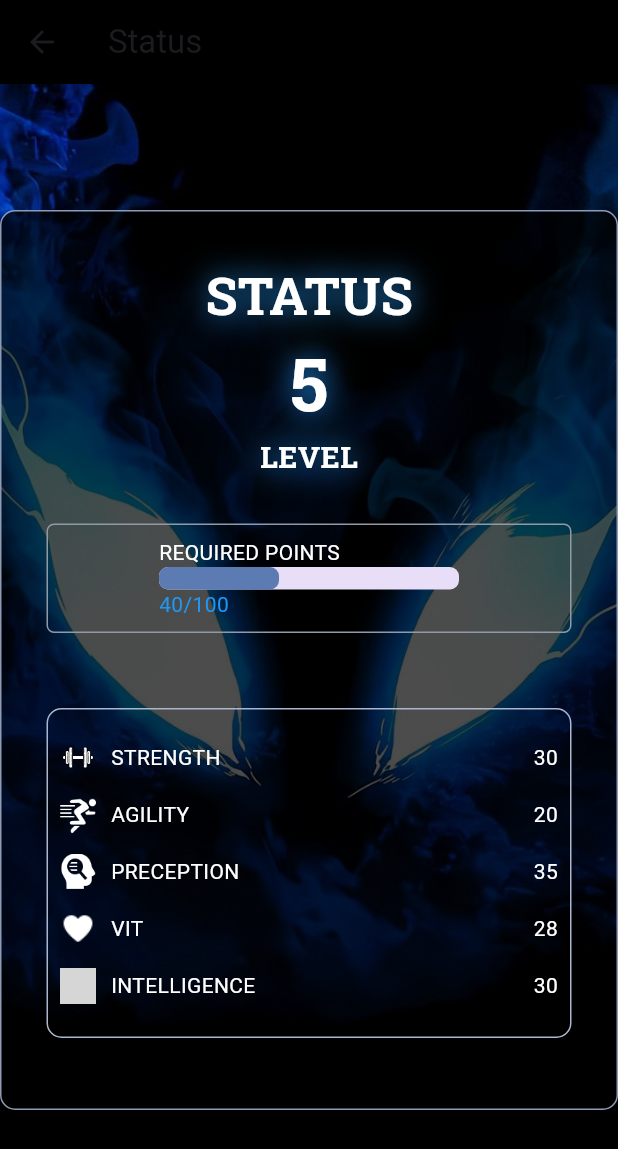
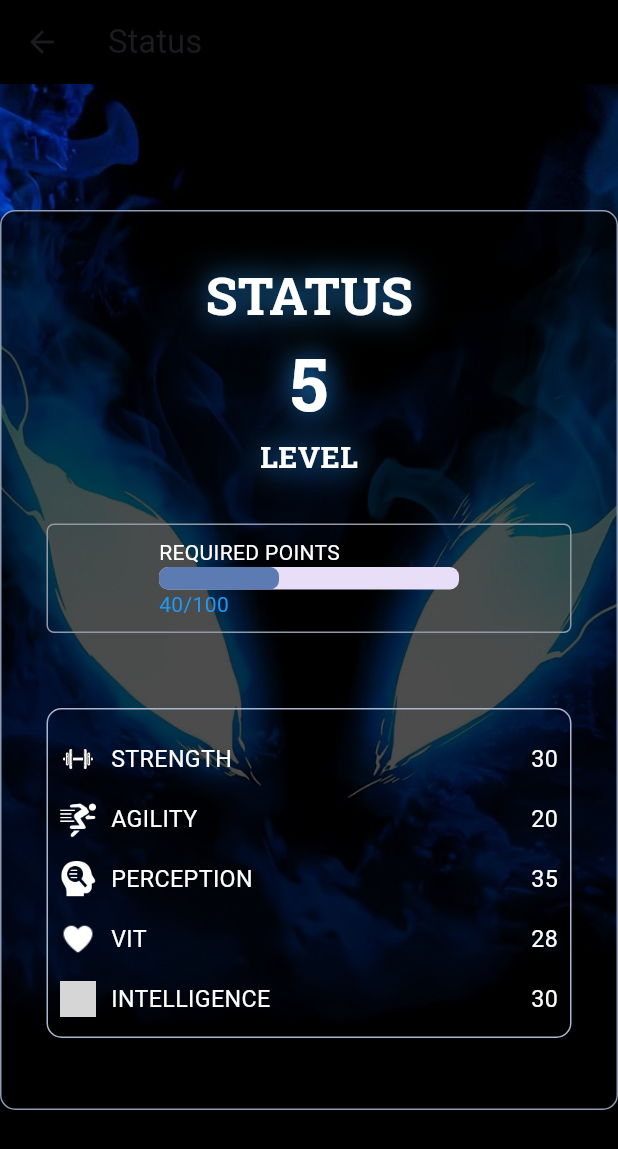
Before and after one commit to Parth-11/ShadowRank, a Flutter app: the StatusPage screen opened by its route, on a phone screen of 412 x 824 dp. Shown: the top 1149 px of the screen. Run offline on Flutter 3.47's test engine with Material 3 defaults, Android fonts, the phone set to English and light mode, and no system bars; our stand-ins replace hexcolor, stroke_text; grey boxes are pictures that could not be loaded.

Commit message:
font size inc

```diff
--- a/lib/components/StatsPage/stat_row_element.dart
+++ b/lib/components/StatsPage/stat_row_element.dart
@@ -5,37 +5,47 @@ class StatRowElement extends StatelessWidget {
   final String label;
   final int value;
   final String imagePath;
+  final TextStyle? textStyle;
 
   const StatRowElement({
     super.key,
     required this.label,
     required this.value,
     required this.imagePath,
+    this.textStyle,
   });
 
   @override
   Widget build(BuildContext context) {
+
+    final defaultTextStyle = TextStyle(color: Colors.white);
+    final effectiveTextStyle = textStyle ?? defaultTextStyle;
+
     return Row(
       children: [
+        Image.asset(
+          imagePath,
+          width: 24,
+          height: 24,
+        ),
+
+        const SizedBox(
+          width: 10,
+        ),
+
+
         // Image.asset("assets/images/logos/dumbell-logo.png",
         //     width: 24, height: 24),
         // const SizedBox(width: 10),
         // const Expanded(
         //   child: StatRow(label: "STRENGTH", value: 30),
         // ),
-        Image.asset(
-          imagePath,
-          width: 24,
-          height: 24,
-        ),
-        const SizedBox(
-          width: 10,
-        ),
         Expanded(
           child: StatRow(
             label: label,
             value: value,
-          ),
+            textStyle: effectiveTextStyle,
+            ),
         )
       ],
     );
--- a/lib/screens/status_page.dart
+++ b/lib/screens/status_page.dart
@@ -108,34 +108,35 @@ class StatusPage extends StatelessWidget {
                           imagePath: "assets/images/logos/dumbell-logo.png",
                           label: 'STRENGTH',
                           value: 30,
+                          textStyle: TextStyle(fontSize: 15.5, color: Colors.white),
                         ),
                         SizedBox(height: 10),
                         StatRowElement(
                           label: 'AGILITY',
                           value: 20,
                           imagePath: "assets/images/logos/agility-logo.png",
+                          textStyle: TextStyle(fontSize: 15.5, color: Colors.white),
                         ),
                         SizedBox(height: 10),
                         StatRowElement(
-                          label: 'PRECEPTION',
+                          label: 'PERCEPTION',
                           value: 35,
                           imagePath: 'assets/images/logos/perception-logo.png',
+                          textStyle: TextStyle(fontSize: 15.5, color: Colors.white),
                         ),
                         SizedBox(height: 10),
                         StatRowElement(
                           label: 'VIT',
                           value: 28,
                           imagePath: "assets/images/logos/vit-logo.png",
+                          textStyle: TextStyle(fontSize: 15.5, color: Colors.white),
                         ),
                         SizedBox(height: 10),
-                        // _buildStatRow(
-                        //     label: "INTELLIGENCE",
-                        //     value: 30,
-                        //     imagePath: "assets/images/logos/int-logo.png"),
                         StatRowElement(
                           label: 'INTELLIGENCE',
                           value: 30,
                           imagePath: "assets/images/logos/int-logo.png",
+                          textStyle: TextStyle(fontSize: 15.5, color: Colors.white),
                         ),
                       ],
                     ),
--- a/lib/screens/util_status/stat_row.dart
+++ b/lib/screens/util_status/stat_row.dart
@@ -3,15 +3,21 @@ import "package:flutter/material.dart";
 class StatRow extends StatelessWidget {
   final String label;
   final int value;
+  final TextStyle? textStyle;
 
   const StatRow({
     super.key,
     required this.label,
     required this.value,
+    this.textStyle,
+
   });
 
   @override
   Widget build(BuildContext context) {
+   final defaultTextStyle = const TextStyle(color: Colors.white);
+    final effectiveTextStyle = textStyle ?? defaultTextStyle;
+
     return Padding(
       padding: const EdgeInsets.symmetric(vertical: 4.0),
       child: Row(
@@ -19,11 +25,12 @@ class StatRow extends StatelessWidget {
         children: [
           Text(
             label,
-            style: const TextStyle(color: Colors.white),
+            style: effectiveTextStyle,
+
           ),
           Text(
             value.toString(),
-            style: const TextStyle(color: Colors.white),
+             style: effectiveTextStyle,
           ),
         ],
       ),
```
